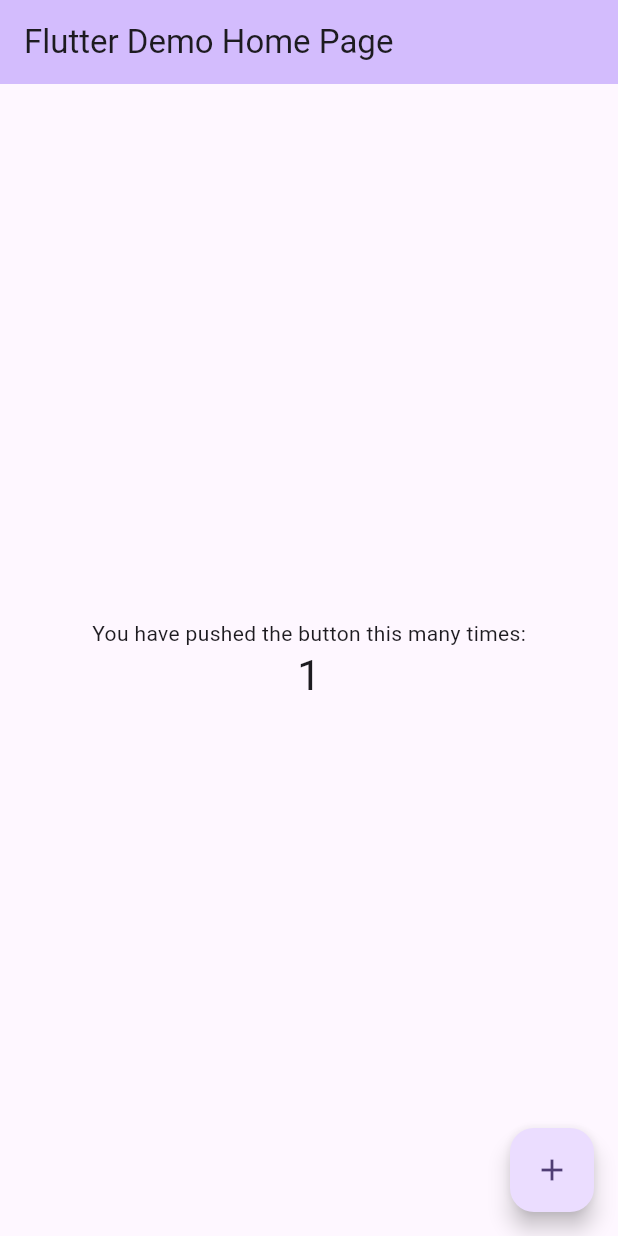
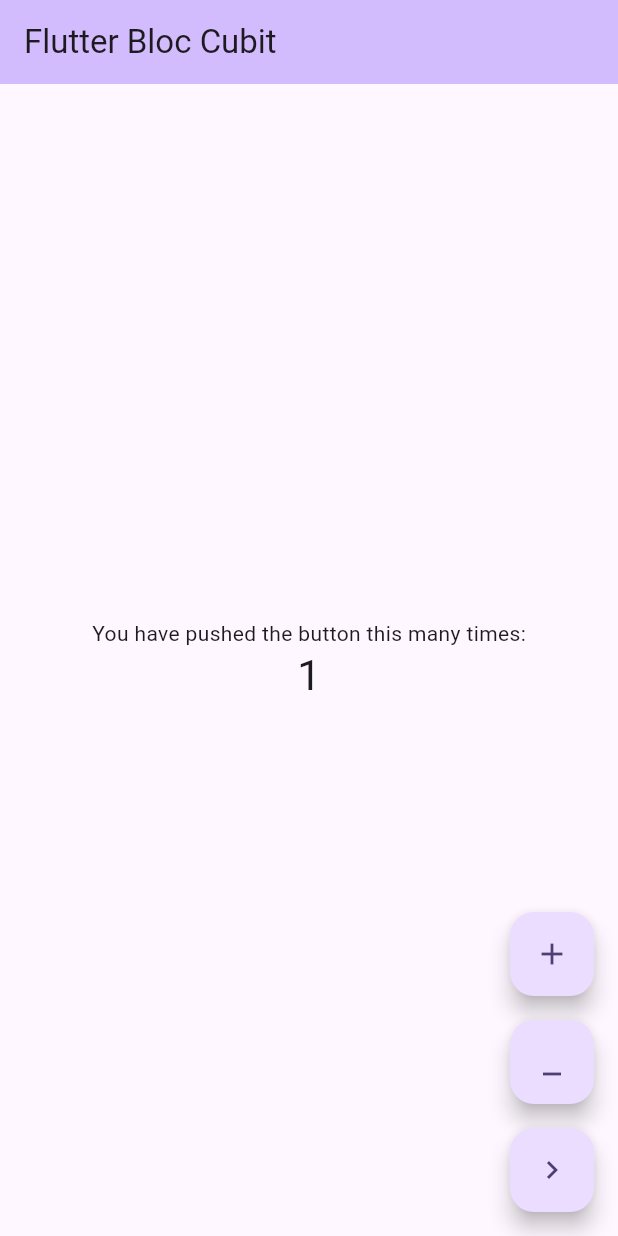
Before and after one commit to flutter99/flutter_bloc_cubit, a Flutter app: the screen it shows after launch, after a tap on the "add" icon, on a phone screen of 412 x 824 dp. Run offline on Flutter 3.47's test engine with Material 3 defaults, Android fonts, the phone set to English and light mode, and no system bars; our stand-ins replace flutter_bloc.

Commit message:
counter and small logic done
counter state and other small logic done with bloc cubit state management.

```diff
--- /dev/null
+++ b/bloc_practice/lib/cubit/counter_cubit.dart
@@ -0,0 +1,17 @@
+import 'package:flutter_bloc/flutter_bloc.dart';
+
+class CounterCubit extends Cubit<int> {
+  CounterCubit() : super(0);
+
+  void increment() {
+    emit(state + 1);
+  }
+
+  void decrement() {
+    if(state <=0) {
+      return;
+    }
+    emit(state - 1);
+  }
+
+}
--- /dev/null
+++ b/bloc_practice/lib/cubit/text_change_cubit.dart
@@ -0,0 +1,26 @@
+
+import 'package:flutter_bloc/flutter_bloc.dart';
+
+class TextChangeCubit extends Cubit<String> {
+
+  TextChangeCubit() : super('first text');
+
+  int _currentIndex = -1;
+
+  List<String> texts = [
+    'Hello',
+    "World",
+    "What are",
+    "you doing here?",
+  ];
+
+  void updateIndex() {
+    _currentIndex = _currentIndex + 1;
+  }
+
+  void updateText() {
+    updateIndex();
+    emit(texts[_currentIndex]);
+  }
+
+}
--- /dev/null
+++ b/bloc_practice/lib/home_page.dart
@@ -0,0 +1,74 @@
+import 'package:bloc_practice/cubit/counter_cubit.dart';
+import 'package:bloc_practice/text_change_page.dart';
+import 'package:flutter/material.dart';
+import 'package:flutter_bloc/flutter_bloc.dart';
+
+class MyHomePage extends StatelessWidget {
+  const MyHomePage({super.key});
+
+  @override
+  Widget build(BuildContext context) {
+    CounterCubit counterCubit = BlocProvider.of<CounterCubit>(context);
+    return Scaffold(
+      /// appbar
+      appBar: AppBar(
+        backgroundColor: Theme.of(context).colorScheme.inversePrimary,
+        title: const Text('Flutter Bloc Cubit'),
+      ),
+
+      /// body
+      body: Center(
+        child: Column(
+          mainAxisAlignment: MainAxisAlignment.center,
+          children: <Widget>[
+            const Text(
+              'You have pushed the button this many times:',
+            ),
+            BlocBuilder<CounterCubit, int>(
+              bloc: counterCubit,
+              builder: (context, counter) {
+                return Text(
+                  counter.toString(),
+                  style: Theme.of(context).textTheme.headlineMedium,
+                );
+              },
+            ),
+          ],
+        ),
+      ),
+      floatingActionButton: Column(
+        mainAxisAlignment: MainAxisAlignment.end,
+        children: [
+          FloatingActionButton(
+            onPressed: () {
+              counterCubit.increment();
+            },
+            tooltip: 'Increment',
+            child: const Icon(Icons.add),
+          ),
+          const SizedBox(height: 16.0),
+          FloatingActionButton(
+            onPressed: () {
+              counterCubit.decrement();
+            },
+            tooltip: 'Decrement',
+            child: const Icon(Icons.minimize),
+          ),
+          const SizedBox(height: 16.0),
+          FloatingActionButton(
+            onPressed: () {
+              Navigator.push(
+                context,
+                MaterialPageRoute(
+                  builder: (context) => const TextChangePage(),
+                ),
+              );
+            },
+            tooltip: 'Next',
+            child: const Icon(Icons.navigate_next),
+          ),
+        ],
+      ),
+    );
+  }
+}
--- a/bloc_practice/lib/main.dart
+++ b/bloc_practice/lib/main.dart
@@ -1,4 +1,9 @@
+import 'package:bloc_practice/cubit/counter_cubit.dart';
+import 'package:bloc_practice/cubit/text_change_cubit.dart';
 import 'package:flutter/material.dart';
+import 'package:flutter_bloc/flutter_bloc.dart';
+
+import 'home_page.dart';
 
 void main() {
   runApp(const MyApp());
@@ -10,101 +15,23 @@ class MyApp extends StatelessWidget {
   // This widget is the root of your application.
   @override
   Widget build(BuildContext context) {
-    return MaterialApp(
-      title: 'Flutter Demo',
-      theme: ThemeData(
-        colorScheme: ColorScheme.fromSeed(seedColor: Colors.deepPurple),
-        useMaterial3: true,
+    return MultiBlocProvider(
+      providers: [
+        BlocProvider(
+          create: (BuildContext context) => CounterCubit(),
+        ),
+        BlocProvider(
+          create: (BuildContext context) => TextChangeCubit(),
+        ),
+      ],
+      child: MaterialApp(
+        title: 'Flutter Demo',
+        theme: ThemeData(
+          colorScheme: ColorScheme.fromSeed(seedColor: Colors.deepPurple),
+          useMaterial3: true,
+        ),
+        home: const MyHomePage(),
       ),
-      home: const MyHomePage(title: 'Flutter Demo Home Page'),
     );
   }
 }
-
-class MyHomePage extends StatefulWidget {
-  const MyHomePage({super.key, required this.title});
-
-  // This widget is the home page of your application. It is stateful, meaning
-  // that it has a State object (defined below) that contains fields that affect
-  // how it looks.
-
-  // This class is the configuration for the state. It holds the values (in this
-  // case the title) provided by the parent (in this case the App widget) and
-  // used by the build method of the State. Fields in a Widget subclass are
-  // always marked "final".
-
-  final String title;
-
-  @override
-  State<MyHomePage> createState() => _MyHomePageState();
-}
-
-class _MyHomePageState extends State<MyHomePage> {
-  int _counter = 0;
-
-  void _incrementCounter() {
-    setState(() {
-      // This call to setState tells the Flutter framework that something has
-      // changed in this State, which causes it to rerun the build method below
-      // so that the display can reflect the updated values. If we changed
-      // _counter without calling setState(), then the build method would not be
-      // called again, and so nothing would appear to happen.
-      _counter++;
-    });
-  }
-
-  @override
-  Widget build(BuildContext context) {
-    // This method is rerun every time setState is called, for instance as done
-    // by the _incrementCounter method above.
-    //
-    // The Flutter framework has been optimized to make rerunning build methods
-    // fast, so that you can just rebuild anything that needs updating rather
-    // than having to individually change instances of widgets.
-    return Scaffold(
-      appBar: AppBar(
-        // TRY THIS: Try changing the color here to a specific color (to
-        // Colors.amber, perhaps?) and trigger a hot reload to see the AppBar
-        // change color while the other colors stay the same.
-        backgroundColor: Theme.of(context).colorScheme.inversePrimary,
-        // Here we take the value from the MyHomePage object that was created by
-        // the App.build method, and use it to set our appbar title.
-        title: Text(widget.title),
-      ),
-      body: Center(
-        // Center is a layout widget. It takes a single child and positions it
-        // in the middle of the parent.
-        child: Column(
-          // Column is also a layout widget. It takes a list of children and
-          // arranges them vertically. By default, it sizes itself to fit its
-          // children horizontally, and tries to be as tall as its parent.
-          //
-          // Column has various properties to control how it sizes itself and
-          // how it positions its children. Here we use mainAxisAlignment to
-          // center the children vertically; the main axis here is the vertical
-          // axis because Columns are vertical (the cross axis would be
-          // horizontal).
-          //
-          // TRY THIS: Invoke "debug painting" (choose the "Toggle Debug Paint"
-          // action in the IDE, or press "p" in the console), to see the
-          // wireframe for each widget.
-          mainAxisAlignment: MainAxisAlignment.center,
-          children: <Widget>[
-            const Text(
-              'You have pushed the button this many times:',
-            ),
-            Text(
-              '$_counter',
-              style: Theme.of(context).textTheme.headlineMedium,
-            ),
-          ],
-        ),
-      ),
-      floatingActionButton: FloatingActionButton(
-        onPressed: _incrementCounter,
-        tooltip: 'Increment',
-        child: const Icon(Icons.add),
-      ), // This trailing comma makes auto-formatting nicer for build methods.
-    );
-  }
-}
--- a/bloc_practice/pubspec.yaml
+++ b/bloc_practice/pubspec.yaml
@@ -34,7 +34,8 @@ dependencies:
 
   # The following adds the Cupertino Icons font to your application.
   # Use with the CupertinoIcons class for iOS style icons.
-  cupertino_icons: ^1.0.2
+  cupertino_icons: ^1.0.6
+  flutter_bloc: ^8.1.3
 
 dev_dependencies:
   flutter_test:
@@ -45,7 +46,7 @@ dev_dependencies:
   # activated in the `analysis_options.yaml` file located at the root of your
   # package. See that file for information about deactivating specific lint
   # rules and activating additional ones.
-  flutter_lints: ^2.0.0
+  flutter_lints: ^3.0.1
 
 # For information on the generic Dart part of this file, see the
 # following page: https://dart.dev/tools/pub/pubspec
```
Also changed, not shown: bloc_practice/lib/text_change_page.dart (added, +48 -0 lines), bloc_practice/pubspec.lock.
